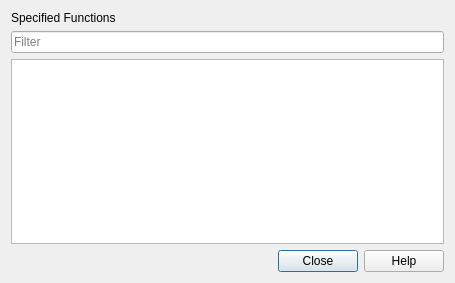
eteran/edb-debugger, file plugins/Analyzer/SpecifiedFunctions.ui: the form before one commit.
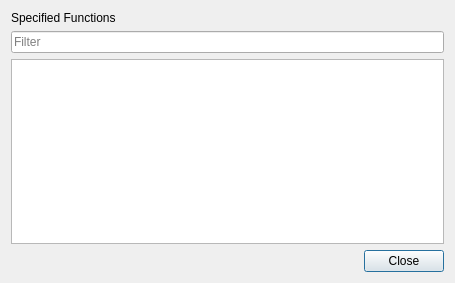
The form after the commit.

Commit message: chopped all of the disabled help buttons. They've been disabled since the very first release and frankly **if** edb ever has a comprehensive help system it is most likely to take the form of Wiki.

Diff of the .ui file:
```diff
--- a/plugins/Analyzer/SpecifiedFunctions.ui
+++ b/plugins/Analyzer/SpecifiedFunctions.ui
@@ -53,7 +53,7 @@
    <item>
     <widget class="QDialogButtonBox" name="buttonBox">
      <property name="standardButtons">
-      <set>QDialogButtonBox::Close|QDialogButtonBox::Help</set>
+      <set>QDialogButtonBox::Close</set>
      </property>
     </widget>
    </item>
```
The commit also changes 18 other files.
